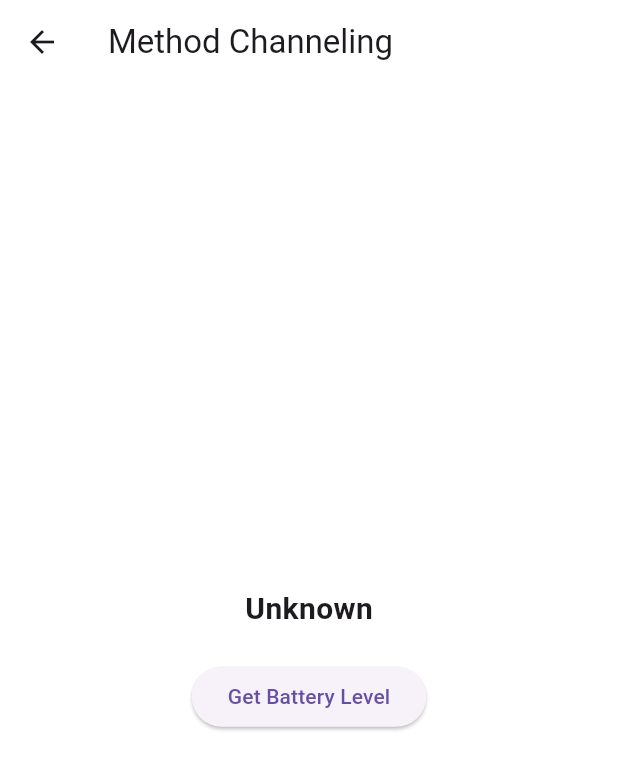
After one commit to Ajahmadjamil/Flutter-Practice, a Flutter app: the MethodChannelingScreen screen opened directly, after a tap on "Get Battery Level", on a phone screen of 412 x 824 dp. The commit adds this screen. Shown: the top 770 px of the screen. Run offline on Flutter 3.47's test engine with Material 3 defaults, Android fonts, the phone set to English and light mode, and no system bars; our stand-ins replace cloud_firestore, date_picker_timeline, dotted_line, firebase_core, flutter_html, flutter_local_notifications and 12 more; missing offline and left inert: flutter_background_service, flutter_background_service_android, flutter_stripe; accounts and stored records are empty; network calls fail.

Commit message:
method channeling

```diff
--- /dev/null
+++ b/lib/Features/MethodChanneling/controller.dart
@@ -0,0 +1,19 @@
+import 'package:flutter/material.dart';
+import 'package:flutter/services.dart';
+
+class BatteryProvider with ChangeNotifier {
+  static const platform = MethodChannel('com.example.myapp/native');
+
+  String _batteryLevel = "Unknown";
+  String get batteryLevel => _batteryLevel;
+
+  Future<void> fetchBatteryLevel() async {
+    try {
+      final int result = await platform.invokeMethod('getBatteryLevel');
+      _batteryLevel = "Battery: $result%";
+    } on PlatformException catch (e) {
+      _batteryLevel = "Failed: ${e.message}";
+    }
+    notifyListeners();
+  }
+}
--- /dev/null
+++ b/lib/Features/MethodChanneling/screen.dart
@@ -0,0 +1,36 @@
+import 'package:flutter/material.dart';
+import 'package:provider/provider.dart';
+import 'controller.dart'; // import your provider file
+
+class MethodChannelingScreen extends StatelessWidget {
+  const MethodChannelingScreen({super.key});
+
+  @override
+  Widget build(BuildContext context) {
+    final batteryProvider = context.watch<BatteryProvider>();
+
+    return Scaffold(
+      appBar: AppBar(
+        title: const Text("Method Channeling"),
+      ),
+      body: Center(
+        child: Column(
+          mainAxisAlignment: MainAxisAlignment.center,
+          children: [
+            Text(
+              batteryProvider.batteryLevel,
+              style: const TextStyle(fontSize: 20, fontWeight: FontWeight.bold),
+            ),
+            const SizedBox(height: 20),
+            ElevatedButton(
+              onPressed: () {
+                batteryProvider.fetchBatteryLevel();
+              },
+              child: const Text("Get Battery Level"),
+            ),
+          ],
+        ),
+      ),
+    );
+  }
+}
--- a/pubspec.yaml
+++ b/pubspec.yaml
@@ -51,7 +51,7 @@ dependencies:
   battery_plus:
   permission_handler:
   flutter_background_service: ^5.0.0
-
+  provider:
   geolocator: ^13.0.4
   get_storage:
   get:
```
Also changed, not shown: lib/Features/StripePaymentMethod/PaymentMethodScreen.dart (deleted, +0 -116 lines), lib/Features/StripePaymentMethod/paymentController.dart (added, +95 -0 lines), lib/FeaturesScreen.dart (+42 -9 lines), lib/main.dart (+3 -13 lines), pubspec.lock, 4 other files.
